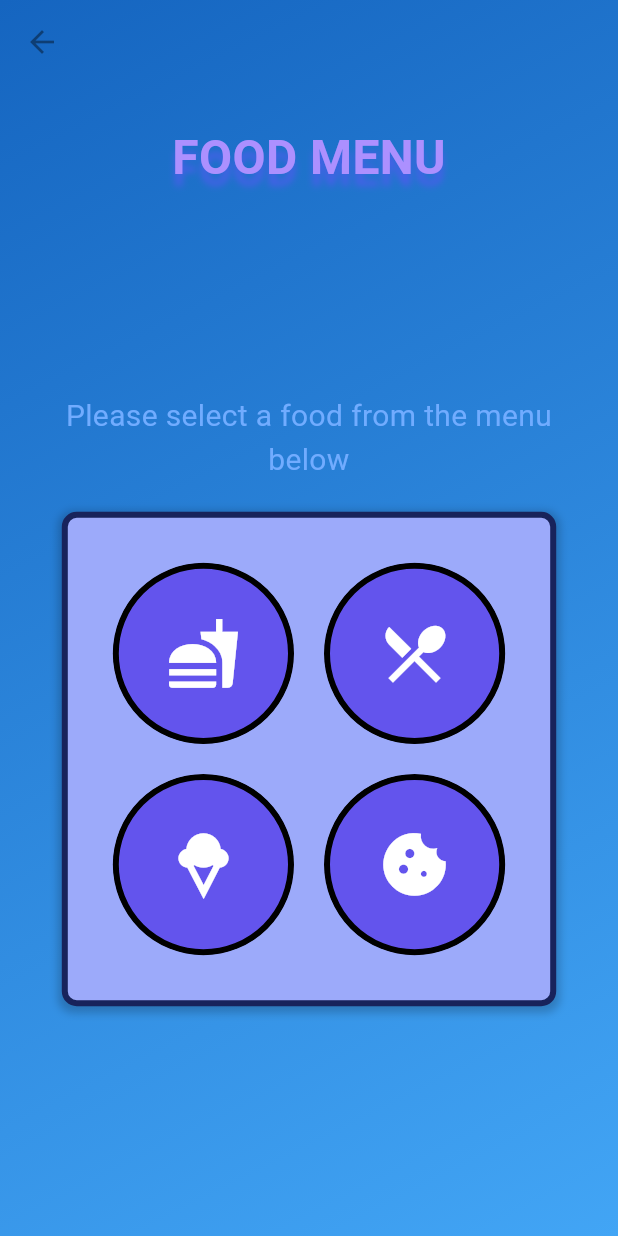
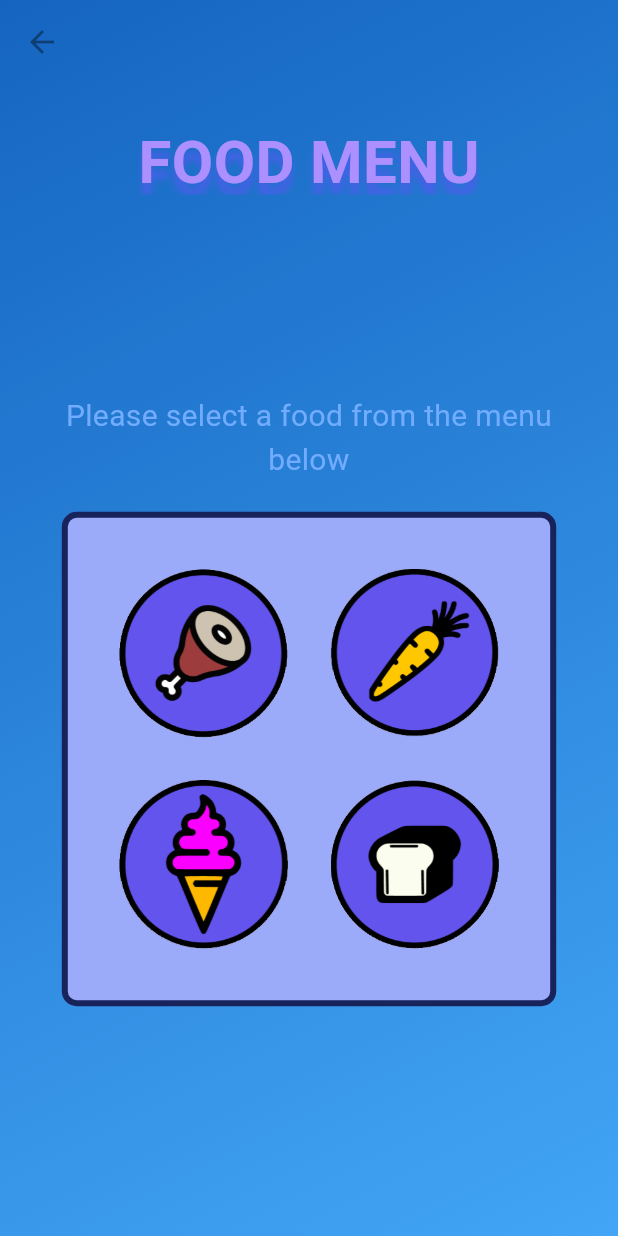
Before and after one commit to Inderjit-S/COMP-490, a Flutter app: the FoodMenuScreen screen opened directly, on a phone screen of 412 x 824 dp. Run offline on Flutter 3.47's test engine with Material 3 defaults, Android fonts, the light colour scheme and no system bars; our stand-ins replace firebase_auth, firebase_core, google_fonts; accounts and stored records are empty.

Commit message:
added Icons folder, updated foodMenuScreen icons

```diff
--- a/lib/main.dart
+++ b/lib/main.dart
@@ -54,8 +54,8 @@
         primarySwatch: Colors.blue,
       ),
       // home: const PetViewScreen(),
-      // home: const TempScreen(), // Temp screen to test shit out
-      home: const PetNameScreen(),
+      home: const TempScreen(), // Temp screen to test shit out
+      //home: const PetNameScreen(),
     );
   }
 }
--- a/lib/screen/foodmenuscreen.dart
+++ b/lib/screen/foodmenuscreen.dart
@@ -24,7 +24,7 @@
               child: Text(
                 'FOOD MENU',
                 style: TextStyle(
-                  fontSize: 32.0,
+                  fontSize: 40.0,
                   color: Color(0xFFAC90FF),
                   fontWeight: FontWeight.bold,
                   shadows: [
@@ -85,14 +85,6 @@
                     color: Color(0xFF9CAAFA),
                     borderRadius: BorderRadius.circular(10),
                     border: Border.all(color: Color(0xFF18235B), width: 4),
-                    boxShadow: [
-                      BoxShadow(
-                        color: Colors.black.withOpacity(0.2),
-                        spreadRadius: 2,
-                        blurRadius: 4,
-                        offset: Offset(0, 2),
-                      ),
-                    ],
                   ),
                   child: GridView.count(
                     shrinkWrap: true,
@@ -102,7 +94,7 @@
                     mainAxisSpacing: 20,
                     children: <Widget>[
                       CircularButton(
-                        icon: Icons.fastfood,
+                        imagePath: 'assets/icons/hamIcon.png',
                         isSelected: selectedButtonIndex == 0,
                         onPressed: () {
                           setState(() {
@@ -111,7 +103,7 @@
                         },
                       ),
                       CircularButton(
-                        icon: Icons.local_dining,
+                        imagePath: 'assets/icons/carrotIcon.png',
                         isSelected: selectedButtonIndex == 1,
                         onPressed: () {
                           setState(() {
@@ -120,7 +112,7 @@
                         },
                       ),
                       CircularButton(
-                        icon: Icons.icecream,
+                        imagePath: 'assets/icons/icecreamIcon.png',
                         isSelected: selectedButtonIndex == 2,
                         onPressed: () {
                           setState(() {
@@ -129,7 +121,7 @@
                         },
                       ),
                       CircularButton(
-                        icon: Icons.cookie,
+                        imagePath: 'assets/icons/breadIcon.png',
                         isSelected: selectedButtonIndex == 3,
                         onPressed: () {
                           setState(() {
@@ -150,14 +142,16 @@
 }
 
 class CircularButton extends StatelessWidget {
-  final IconData icon;
+  final IconData? icon;
+  final String? imagePath;
   final bool isSelected;
   final VoidCallback onPressed;
 
   const CircularButton({
-    required this.icon,
     required this.isSelected,
     required this.onPressed,
+    this.icon,
+    this.imagePath,
   });
 
   @override
@@ -171,22 +165,21 @@
             width: 100,
             height: 100,
             decoration: BoxDecoration(
-              color: isSelected
-                  ? Color.fromARGB(209, 62, 191, 67)
-                  : Color(0xFF6354ED),
+              color: isSelected ? Colors.white : Color(0xFF9CAAFA),
               shape: BoxShape.circle,
-              border: Border.all(color: Colors.black, width: 4),
-              boxShadow: [
-                BoxShadow(
-                  color: Colors.black.withOpacity(0.5),
-                  spreadRadius: 5,
-                  blurRadius: 5,
-                  offset: Offset(0, 3),
+              border: Border.all(
+                color: isSelected ? Color(0xFF05FF00) : Colors.transparent,
+                width: 4,
               ),
-              ],
             ),
             child: Center(
-              child: Icon(
+              child: imagePath != null
+                  ? Image.asset(
+                      imagePath!,
+                      width: 118, // Adjusted width
+                      height: 118, // Adjusted height
+                    )
+                  : Icon(
                       icon,
                       size: 50,
                       color: isSelected
--- a/pubspec.yaml
+++ b/pubspec.yaml
@@ -65,7 +65,7 @@
   # To add assets to your application, add an assets section, like this:
   assets:
       - background_image/aerogotchi.png
-  #   - images/a_dot_ham.jpeg
+      - assets/icons/
 
   # An image asset can refer to one or more resolution-specific "variants", see
   # https://flutter.dev/assets-and-images/#resolution-aware
```
Also changed, not shown: assets/icons/breadIcon.png (added), assets/icons/carrotIcon.png (added), assets/icons/hamIcon.png (added), assets/icons/icecreamIcon.png (added). Lines whose indentation alone changed are shown as unchanged.
